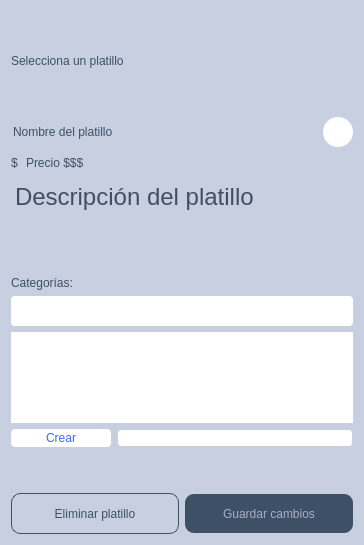
This is appetizer-core/components-manager/crudplatillo.ui in AngelGenis/Appetizer as Qt 5 draws it before an edit. The edited form follows.
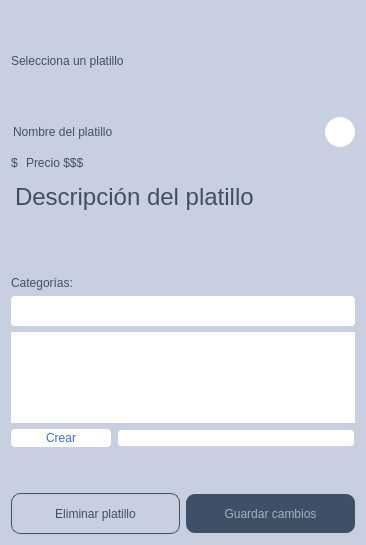
This is the edited form. Icons and pictures are not drawn.

Commit message: Expandir imagen

Diff of the .ui file:
```diff
--- a/appetizer-core/components-manager/crudplatillo.ui
+++ b/appetizer-core/components-manager/crudplatillo.ui
@@ -19,61 +19,9 @@
 }</string>
   </property>
   <layout class="QGridLayout" name="gridLayout_2">
-   <item row="1" column="0">
+   <item row="2" column="0">
     <layout class="QGridLayout" name="gridLayout">
-     <item row="5" column="0">
-      <widget class="QLabel" name="label">
-       <property name="minimumSize">
-        <size>
-         <width>300</width>
-         <height>0</height>
-        </size>
-       </property>
-       <property name="styleSheet">
-        <string notr="true">border: none;
-background-color: #C8CFE1;
-
-font: 11px &quot;SF Pro Text&quot;;
-
-color:#3E5066;</string>
-       </property>
-       <property name="text">
-        <string>Categorías:</string>
-       </property>
-      </widget>
-     </item>
-     <item row="1" column="0" colspan="2">
-      <widget class="QLineEdit" name="nombrePlatillo">
-       <property name="minimumSize">
-        <size>
-         <width>0</width>
-         <height>0</height>
-        </size>
-       </property>
-       <property name="maximumSize">
-        <size>
-         <width>300</width>
-         <height>16777215</height>
-        </size>
-       </property>
-       <property name="styleSheet">
-        <string notr="true">border: none;
-background-color: #C8CFE1;
-
-font: 34px &quot;SF Pro Display&quot;;
-
-color:#3E5066;
-</string>
-       </property>
-       <property name="text">
-        <string>Nombre del platillo</string>
-       </property>
-      </widget>
-     </item>
-     <item row="0" column="0" colspan="3">
-      <layout class="QHBoxLayout" name="horizontalLayout_3"/>
-     </item>
-     <item row="2" column="0">
+     <item row="1" column="0">
       <layout class="QHBoxLayout" name="horizontalLayout_2">
        <item>
         <widget class="QLabel" name="label_2">
@@ -133,35 +81,7 @@
        </item>
       </layout>
      </item>
-     <item row="1" column="2">
-      <widget class="QPushButton" name="btn_agregarImagen">
-       <property name="maximumSize">
-        <size>
-         <width>30</width>
-         <height>30</height>
-        </size>
-       </property>
-       <property name="styleSheet">
-        <string notr="true">border-radius: 15px;
-background-color: #FFFFFF;
-width: 44px;
-height: 44px;
-
-
-
-
-</string>
-       </property>
-       <property name="text">
-        <string/>
-       </property>
-       <property name="icon">
-        <iconset resource="../Resources.qrc">
-         <normaloff>:/Img/EditarFotoPlatillo.png</normaloff>:/Img/EditarFotoPlatillo.png</iconset>
-       </property>
-      </widget>
-     </item>
-     <item row="4" column="0" colspan="2">
+     <item row="3" column="0" colspan="2">
       <widget class="QTextEdit" name="descripcionPlatillo">
        <property name="maximumSize">
         <size>
@@ -189,9 +109,86 @@
        </property>
       </widget>
      </item>
+     <item row="4" column="0">
+      <widget class="QLabel" name="label">
+       <property name="minimumSize">
+        <size>
+         <width>300</width>
+         <height>0</height>
+        </size>
+       </property>
+       <property name="styleSheet">
+        <string notr="true">border: none;
+background-color: #C8CFE1;
+
+font: 11px &quot;SF Pro Text&quot;;
+
+color:#3E5066;</string>
+       </property>
+       <property name="text">
+        <string>Categorías:</string>
+       </property>
+      </widget>
+     </item>
+     <item row="0" column="0" colspan="2">
+      <widget class="QLineEdit" name="nombrePlatillo">
+       <property name="minimumSize">
+        <size>
+         <width>0</width>
+         <height>0</height>
+        </size>
+       </property>
+       <property name="maximumSize">
+        <size>
+         <width>300</width>
+         <height>16777215</height>
+        </size>
+       </property>
+       <property name="styleSheet">
+        <string notr="true">border: none;
+background-color: #C8CFE1;
+
+font: 34px &quot;SF Pro Display&quot;;
+
+color:#3E5066;
+</string>
+       </property>
+       <property name="text">
+        <string>Nombre del platillo</string>
+       </property>
+      </widget>
+     </item>
+     <item row="0" column="2">
+      <widget class="QPushButton" name="btn_agregarImagen">
+       <property name="maximumSize">
+        <size>
+         <width>30</width>
+         <height>30</height>
+        </size>
+       </property>
+       <property name="styleSheet">
+        <string notr="true">border-radius: 15px;
+background-color: #FFFFFF;
+width: 44px;
+height: 44px;
+
+
+
+
+</string>
+       </property>
+       <property name="text">
+        <string/>
+       </property>
+       <property name="icon">
+        <iconset resource="../Resources.qrc">
+         <normaloff>:/Img/EditarFotoPlatillo.png</normaloff>:/Img/EditarFotoPlatillo.png</iconset>
+       </property>
+      </widget>
+     </item>
     </layout>
    </item>
-   <item row="5" column="0">
+   <item row="6" column="0">
     <spacer name="verticalSpacer">
      <property name="orientation">
       <enum>Qt::Vertical</enum>
@@ -207,7 +204,7 @@
      </property>
     </spacer>
    </item>
-   <item row="2" column="0">
+   <item row="3" column="0">
     <widget class="QScrollArea" name="scrollArea">
      <property name="sizePolicy">
       <sizepolicy hsizetype="Preferred" vsizetype="Preferred">
@@ -267,7 +264,7 @@
      </widget>
     </widget>
    </item>
-   <item row="6" column="0">
+   <item row="7" column="0">
     <layout class="QHBoxLayout" name="horizontalLayout">
      <item>
       <widget class="QPushButton" name="btn_EliminarPlatillo">
@@ -330,7 +327,7 @@
      </item>
     </layout>
    </item>
-   <item row="4" column="0">
+   <item row="5" column="0">
     <layout class="QHBoxLayout" name="horizontalLayout_4">
      <item>
       <widget class="QPushButton" name="btn_agregarCategoria">
@@ -376,7 +373,7 @@
      </property>
      <property name="minimumSize">
       <size>
-       <width>0</width>
+       <width>344</width>
        <height>100</height>
       </size>
      </property>
@@ -396,7 +393,7 @@
      </property>
     </widget>
    </item>
-   <item row="3" column="0">
+   <item row="4" column="0">
     <widget class="QTableView" name="tV_categorias">
      <property name="styleSheet">
       <string notr="true">border-radius: 4px;
```
The commit also changes 2 other files.
